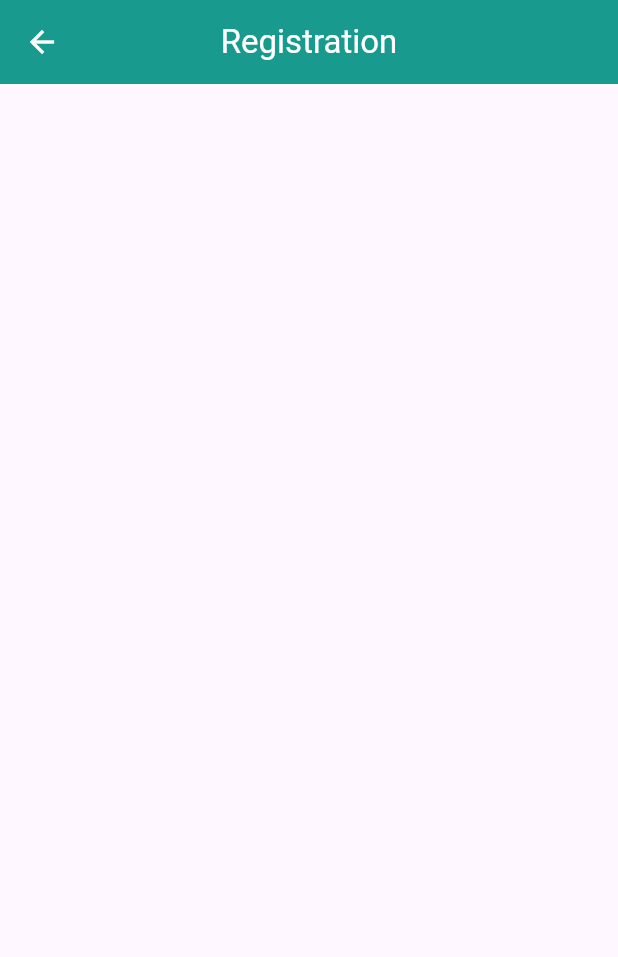
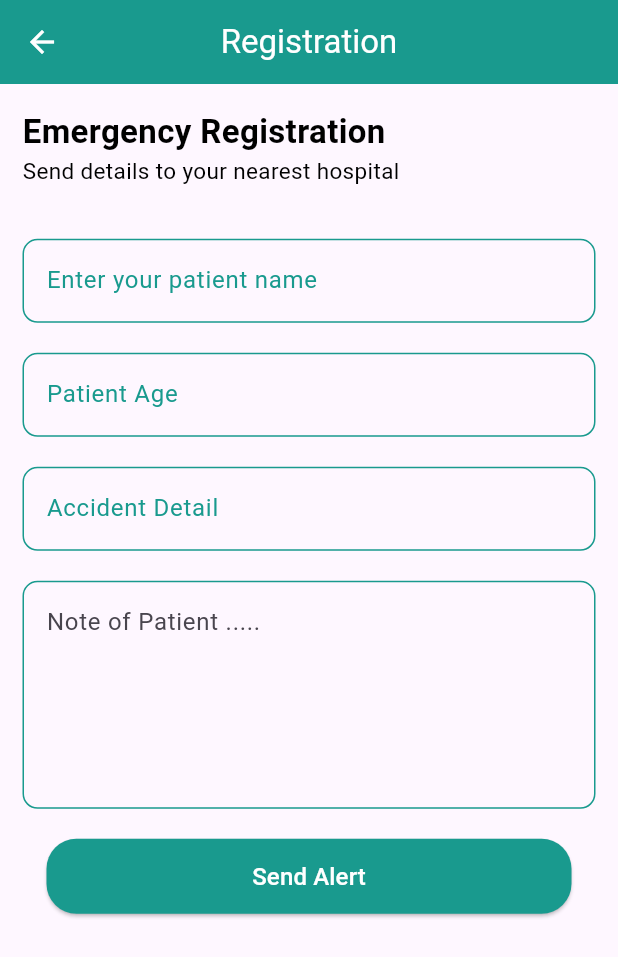
Before and after one commit to huzaifaAhmad9/FYP-SwiftAid, a Flutter app: the EmergencyRegistration screen opened directly, on a phone screen of 412 x 824 dp. Shown: the top 957 px of the screen. Run offline on Flutter 3.47's test engine with Material 3 defaults, Android fonts, the phone set to English and light mode, and no system bars; our stand-ins replace firebase_auth, firebase_core, firebase_database, flutter_bloc, geolocator, google_maps_flutter and 2 more; missing offline and left inert: animated_weight_picker, cupertino_height_picker, scroll_wheel_date_picker; accounts and stored records are empty.

Commit message:
Emergency Registration Screens Completed

```diff
--- a/lib/Screens/Main_Screens/Location/emergency_registration.dart
+++ b/lib/Screens/Main_Screens/Location/emergency_registration.dart
@@ -1,6 +1,8 @@
+import 'package:swift_aid/Screens/personal_details/component/text_field.dart';
+import 'package:swift_aid/components/custom_button.dart';
+import 'package:swift_aid/components/custom_text.dart';
 import 'package:swift_aid/app_colors/app_colors.dart';
 import 'package:flutter/material.dart';
-
 class EmergencyRegistration extends StatefulWidget {
   const EmergencyRegistration({super.key});
 
@@ -9,9 +11,14 @@ class EmergencyRegistration extends StatefulWidget {
 }
 
 class _EmergencyRegistrationState extends State<EmergencyRegistration> {
+  final _controllers = List.generate(4, (index) => TextEditingController());
+  final _formKey = GlobalKey<FormState>();
+
   @override
   Widget build(BuildContext context) {
+    final screenHeight = MediaQuery.of(context).size.height;
     return Scaffold(
+      resizeToAvoidBottomInset: true,
       appBar: AppBar(
         title: const Text(
           'Registration',
@@ -23,6 +30,111 @@ class _EmergencyRegistrationState extends State<EmergencyRegistration> {
           color: AppColors.whiteColor,
         ),
       ),
+      body: Padding(
+        padding: const EdgeInsets.symmetric(horizontal: 15.0),
+        child: SingleChildScrollView(
+          child: Column(
+            crossAxisAlignment: CrossAxisAlignment.start,
+            children: [
+              SizedBox(height: screenHeight * 0.02),
+              const CustomText(
+                text: 'Emergency Registration',
+                size: 22.0,
+                weight: FontWeight.bold,
+              ),
+              const CustomText(
+                text: 'Send details to your nearest hospital',
+                size: 15.0,
+                weight: FontWeight.normal,
+              ),
+              SizedBox(height: screenHeight * 0.03),
+              Form(
+                key: _formKey,
+                child: Column(
+                  children: [
+                    const SizedBox(height: 10),
+                    CustomTextFormField(
+                      keyboardType: TextInputType.text,
+                      hintText: 'Patient Name',
+                      labelText: 'Enter your patient name',
+                      cursor: AppColors.primaryColor,
+                      labelStyle:
+                          const TextStyle(color: AppColors.primaryColor),
+                      controller: _controllers[0],
+                      validator: (value) => value != null && value.isNotEmpty
+                          ? null
+                          : 'Patient Name is required',
+                      borderColor: AppColors.primaryColor,
+                      errorBorderColor: Colors.red,
+                    ),
+                    const SizedBox(height: 20),
+                    CustomTextFormField(
+                      keyboardType: TextInputType.number,
+                      cursor: AppColors.primaryColor,
+                      hintText: 'Enter your patient age',
+                      labelText: 'Patient Age',
+                      validator: (value) => value != null && value.isNotEmpty
+                          ? null
+                          : 'Age is required',
+                      labelStyle:
+                          const TextStyle(color: AppColors.primaryColor),
+                      controller: _controllers[1],
+                      borderColor: AppColors.primaryColor,
+                      errorBorderColor: Colors.red,
+                    ),
+                    const SizedBox(height: 20),
+                    CustomTextFormField(
+                      keyboardType: TextInputType.text,
+                      cursor: AppColors.primaryColor,
+                      hintText: 'Enter your patient detail',
+                      labelText: 'Accident Detail',
+                      validator: (value) => value != null && value.isNotEmpty
+                          ? null
+                          : 'Detail is required',
+                      labelStyle:
+                          const TextStyle(color: AppColors.primaryColor),
+                      controller: _controllers[2],
+                      borderColor: AppColors.primaryColor,
+                      errorBorderColor: Colors.red,
+                    ),
+                    const SizedBox(height: 20),
+                    CustomTextFormField(
+                      minLines: 5,
+                      maxLines: null,
+                      keyboardType: TextInputType.multiline,
+                      hintText: 'Note of Patient .....',
+                      cursor: AppColors.primaryColor,
+                      labelStyle:
+                          const TextStyle(color: AppColors.primaryColor),
+                      controller: _controllers[3],
+                      borderColor: AppColors.primaryColor,
+                      errorBorderColor: Colors.red,
+                    ),
+                    const SizedBox(height: 20),
+                    CustomButton(
+                      borderRadius: 20.0,
+                      text: 'Send Alert',
+                      onPressed: () {
+                        if (_formKey.currentState?.validate() ?? false) {
+                          //! --------------------------------
+                        }
+                      },
+                      backgroundColor: AppColors.primaryColor,
+                      width: 350,
+                    ),
+                  ],
+                ),
+              ),
+            ],
+          ),
+        ),
+      ),
     );
   }
+
+  @override
+  void dispose() {
+    _controllers.asMap().forEach((i, c) => c.dispose());
+    super.dispose();
+  }
 }
--- a/lib/Screens/Main_Screens/Location/location_screen.dart
+++ b/lib/Screens/Main_Screens/Location/location_screen.dart
@@ -1,3 +1,4 @@
+import 'package:swift_aid/Screens/Main_Screens/Location/emergency_registration.dart';
 import 'package:swift_aid/Screens/personal_details/component/text_field.dart';
 import 'package:google_maps_flutter/google_maps_flutter.dart';
 import 'package:swift_aid/components/custom_listtile.dart';
@@ -320,9 +321,11 @@ class _LocationScreenState extends State<LocationScreen> {
                                                         AppColors.primaryColor,
                                                     text: 'Next',
                                                     onPressed: () {
-                                                      // Handle submission
-                                                      Navigator.pop(
-                                                          context); // Close the bottom sheet
+                                                      Navigator.push(
+                                                          context,
+                                                          MaterialPageRoute(
+                                                              builder: (_) =>
+                                                                  const EmergencyRegistration()));
                                                     },
                                                   ),
                                                 ),
--- a/lib/Screens/personal_details/component/text_field.dart
+++ b/lib/Screens/personal_details/component/text_field.dart
@@ -15,6 +15,9 @@ class CustomTextFormField extends StatelessWidget {
   final VoidCallback? onTap;
   final Widget? suffixIcon;
   final Widget? prefixIcon;
+  final int? maxLines;
+  final int? minLines;
+  final FocusNode? focusNode;
 
   const CustomTextFormField({
     super.key,
@@ -32,6 +35,9 @@ class CustomTextFormField extends StatelessWidget {
     this.onTap,
     this.suffixIcon,
     this.prefixIcon,
+    this.maxLines,
+    this.minLines,
+    this.focusNode,
   });
 
   @override
@@ -43,6 +49,9 @@ class CustomTextFormField extends StatelessWidget {
       cursorColor: cursor,
       readOnly: readOnly,
       onTap: onTap,
+      maxLines: maxLines,
+      minLines: minLines,
+      focusNode: focusNode,
       decoration: InputDecoration(
         hintText: hintText,
         labelText: labelText,
```
